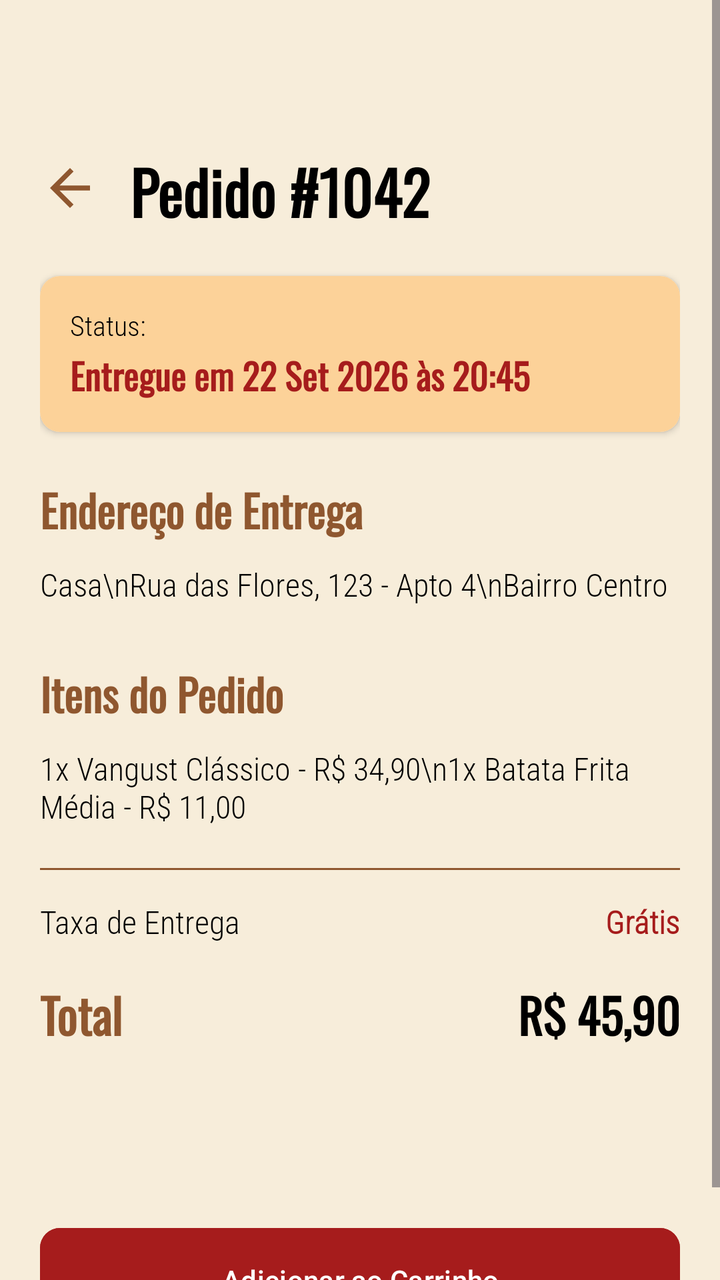
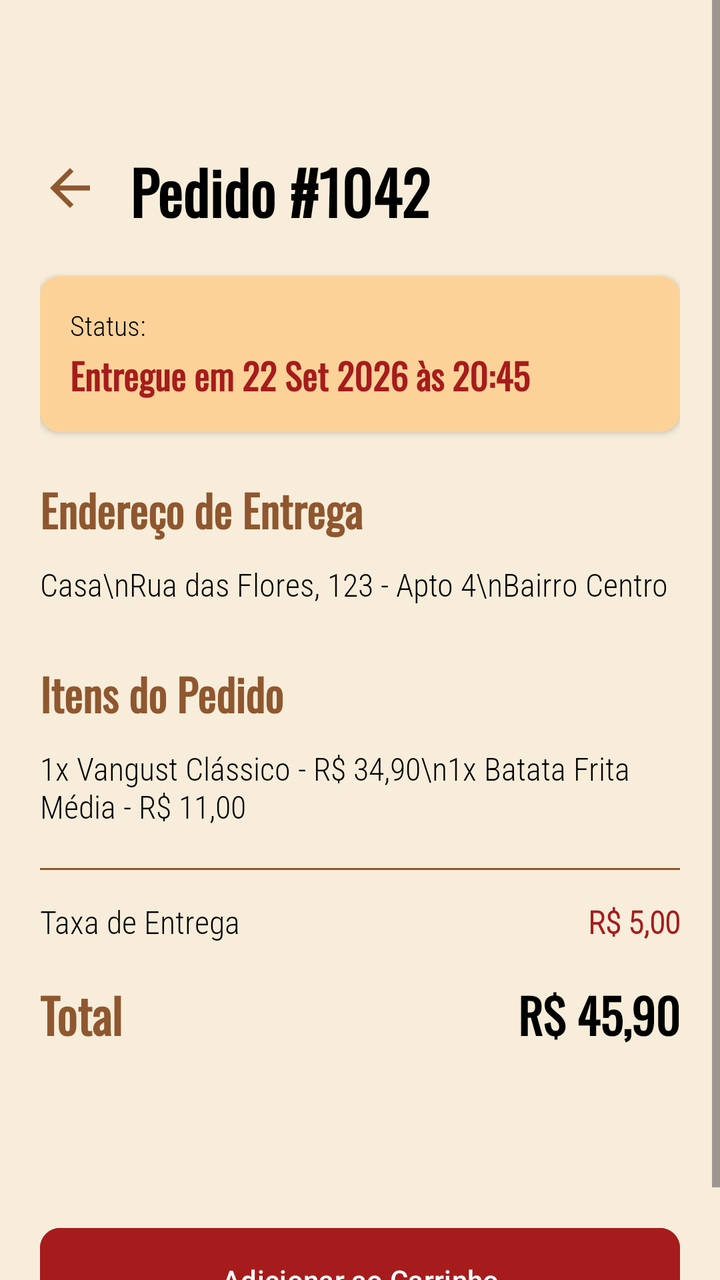

The first picture is an Android layout as it rendered before a commit; the second is the same layout after the commit. The layout source and the unified diff follow.
<!-- AndroidManifest.xml: application theme Theme.VangustApp -->
<!-- res/layout/detalhes_pedidos_layout.xml -->
<?xml version="1.0" encoding="utf-8"?>
<ScrollView xmlns:android="http://schemas.android.com/apk/res/android"
    xmlns:app="http://schemas.android.com/apk/res-auto"
    xmlns:tools="http://schemas.android.com/tools"
    android:layout_width="match_parent"
    android:layout_height="match_parent"
    android:background="#F7EDDA"
    android:fillViewport="true"
    tools:context=".DetalhesPedidosActivity">

    <LinearLayout
        android:layout_marginTop="50dp"
        android:layout_width="match_parent"
        android:layout_height="wrap_content"
        android:orientation="vertical"
        android:padding="20dp">

        
        <LinearLayout
            android:layout_width="match_parent"
            android:layout_height="wrap_content"
            android:gravity="center_vertical"
            android:orientation="horizontal"
            android:layout_marginBottom="20dp">

            <ImageView
                android:id="@+id/btnVoltarDetalhes"
                android:layout_width="30dp"
                android:layout_height="30dp"
                android:src="@drawable/baseline_arrow_back"
                app:tint="#8F572F" />

            <TextView
                android:id="@+id/tvTituloPedidoDetalhes"
                android:layout_width="wrap_content"
                android:layout_height="wrap_content"
                android:layout_marginStart="15dp"
                android:fontFamily="@font/oswald_regular"
                android:text="Pedido #1042"
                android:textColor="@color/black"
                android:textSize="30sp"
                android:textStyle="bold" />
        </LinearLayout>

        
        <androidx.cardview.widget.CardView
            android:layout_width="match_parent"
            android:layout_height="wrap_content"
            android:layout_marginBottom="20dp"
            app:cardCornerRadius="10dp"
            app:cardElevation="2dp">

            <LinearLayout
                android:layout_width="match_parent"
                android:layout_height="wrap_content"
                android:background="#FCD299"
                android:padding="15dp"
                android:orientation="vertical">

                <TextView
                    android:layout_width="wrap_content"
                    android:layout_height="wrap_content"
                    android:fontFamily="@font/roboto_condensed_light"
                    android:text="Status:"
                    android:textColor="@color/black"
                    android:textSize="14sp" />

                <TextView
                    android:id="@+id/tvStatusDetalhes"
                    android:layout_width="wrap_content"
                    android:layout_height="wrap_content"
                    android:fontFamily="@font/oswald_regular"
                    android:text="Entregue em 22 Set 2026 às 20:45"
                    android:textColor="#A61C1C"
                    android:textSize="18sp"
                    android:textStyle="bold" />
            </LinearLayout>
        </androidx.cardview.widget.CardView>

        
        <TextView
            android:layout_width="wrap_content"
            android:layout_height="wrap_content"
            android:fontFamily="@font/oswald_regular"
            android:text="Endereço de Entrega"
            android:textColor="#8F572F"
            android:textSize="22sp"
            android:textStyle="bold"
            android:layout_marginBottom="10dp"/>

        <TextView
            android:id="@+id/tvEnderecoDetalhes"
            android:layout_width="match_parent"
            android:layout_height="wrap_content"
            android:fontFamily="@font/roboto_condensed_light"
            android:text="Casa\nRua das Flores, 123 - Apto 4\nBairro Centro"
            android:textColor="@color/black"
            android:textSize="16sp"
            android:layout_marginBottom="25dp" />

        
        <TextView
            android:layout_width="wrap_content"
            android:layout_height="wrap_content"
            android:fontFamily="@font/oswald_regular"
            android:text="Itens do Pedido"
            android:textColor="#8F572F"
            android:textSize="22sp"
            android:textStyle="bold"
            android:layout_marginBottom="10dp"/>

        
        <TextView
            android:id="@+id/tvItensDetalhes"
            android:layout_width="match_parent"
            android:layout_height="wrap_content"
            android:fontFamily="@font/roboto_condensed_light"
            android:text="1x Vangust Clássico - R$ 34,90\n1x Batata Frita Média - R$ 11,00"
            android:textColor="@color/black"
            android:textSize="16sp"
            android:layout_marginBottom="20dp" />

        
        <View
            android:layout_width="match_parent"
            android:layout_height="1dp"
            android:background="#8F572F"
            android:layout_marginBottom="15dp"/>

        <LinearLayout
            android:layout_width="match_parent"
            android:layout_height="wrap_content"
            android:orientation="horizontal"
            android:layout_marginBottom="15dp">

            <TextView
                android:layout_width="0dp"
                android:layout_height="wrap_content"
                android:layout_weight="1"
                android:fontFamily="@font/roboto_condensed_light"
                android:text="Taxa de Entrega"
                android:textColor="@color/black"
                android:textSize="16sp" />

            <TextView
                android:layout_width="wrap_content"
                android:layout_height="wrap_content"
                android:fontFamily="@font/roboto_condensed_light"
                android:text="Grátis"
                android:textColor="#A61C1C"
                android:textStyle="bold"
                android:textSize="16sp" />
        </LinearLayout>

        <LinearLayout
            android:layout_width="match_parent"
            android:layout_height="wrap_content"
            android:orientation="horizontal"
            android:layout_marginBottom="25dp">

            <TextView
                android:layout_width="0dp"
                android:layout_height="wrap_content"
                android:layout_weight="1"
                android:fontFamily="@font/oswald_regular"
                android:text="Total"
                android:textColor="#8F572F"
                android:textSize="24sp"
                android:textStyle="bold" />

            <TextView
                android:id="@+id/tvTotalDetalhes"
                android:layout_width="wrap_content"
                android:layout_height="wrap_content"
                android:fontFamily="@font/oswald_regular"
                android:text="R$ 45,90"
                android:textColor="@color/black"
                android:textSize="24sp"
                android:textStyle="bold" />
        </LinearLayout>

        
        <View
            android:layout_width="match_parent"
            android:layout_height="0dp"
            android:layout_weight="1" />

        
        <com.google.android.material.button.MaterialButton
            android:id="@+id/btnPedirNovamente"
            android:layout_width="match_parent"
            android:layout_height="60dp"
            android:layout_marginTop="10dp"
            android:backgroundTint="#A61C1C"
            android:text="Adicionar ao Carrinho"
            app:cornerRadius="10dp" />

    </LinearLayout>
</ScrollView>
<!-- resources referenced by this layout -->
<resources>
  <color name="black">#FF000000</color>
  <!-- drawable baseline_arrow_back (drawable) -->
  <vector xmlns:android="http://schemas.android.com/apk/res/android" android:autoMirrored="true" android:height="24dp" android:tint="#000000" android:viewportHeight="24" android:viewportWidth="24" android:width="24dp">
        
      <path android:fillColor="@android:color/white" android:pathData="M20,11H7.83l5.59,-5.59L12,4l-8,8 8,8 1.41,-1.41L7.83,13H20v-2z"/>
      
  </vector>
  <style name="Theme.VangustApp" parent="Base.Theme.VangustApp" />
  <style name="Base.Theme.VangustApp" parent="Theme.Material3.DayNight.NoActionBar">
          
          
      </style>
</resources>

<!-- the commit's change to res/layout/detalhes_pedidos_layout.xml (unified diff, before → after) -->
@@ -143,10 +143,11 @@
                 android:textSize="16sp" />
 
             <TextView
+                android:id="@+id/tvTaxaEntregaDetalhes"
                 android:layout_width="wrap_content"
                 android:layout_height="wrap_content"
                 android:fontFamily="@font/roboto_condensed_light"
-                android:text="Grátis"
+                android:text="R$ 5,00"
                 android:textColor="#A61C1C"
                 android:textStyle="bold"
                 android:textSize="16sp" />
